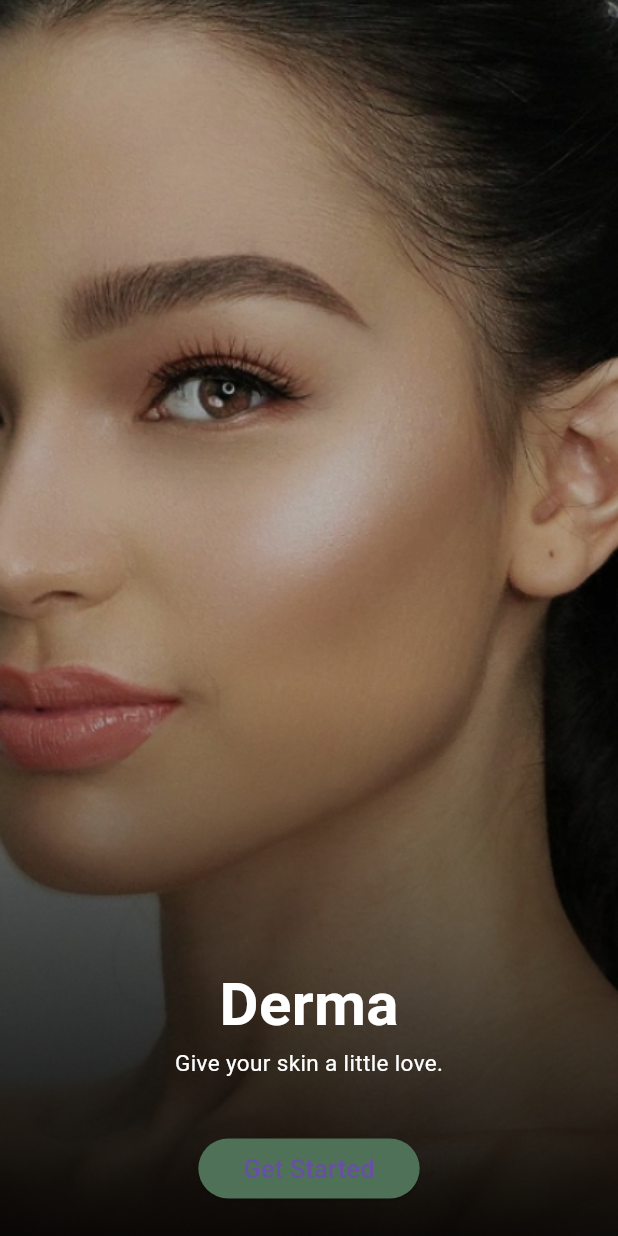
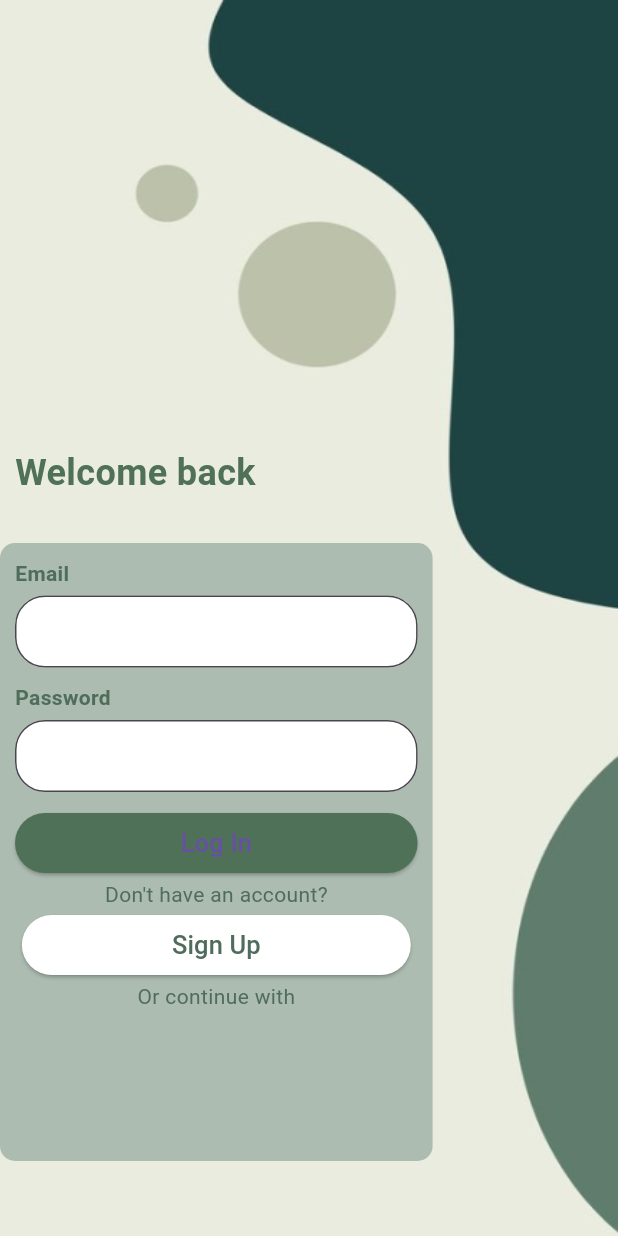
Before and after one commit to kusha2000/Derma_Skin_App, a Flutter app: the screen it shows after launch, after a tap on "Get Started", on a phone screen of 412 x 824 dp. Run offline on Flutter 3.47's test engine with Material 3 defaults, Android fonts, the phone set to English and light mode, and no system bars.

Commit message:
Login Page UI Created

```diff
--- /dev/null
+++ b/lib/login.dart
@@ -0,0 +1,148 @@
+import 'package:flutter/material.dart';
+
+class Login extends StatelessWidget {
+  const Login({Key? key}) : super(key: key);
+
+  @override
+  Widget build(BuildContext context) {
+    return Scaffold(
+      resizeToAvoidBottomInset: false,
+      body: ListView(
+        children: [
+          Container(
+            width: double.infinity,
+            height: MediaQuery.of(context).size.height,
+            padding: const EdgeInsets.only(bottom: 50.0),
+            decoration: const BoxDecoration(
+              image: DecorationImage(
+                image: AssetImage("images/signin.png"),
+                fit: BoxFit.fill,
+              ),
+            ),
+            child: Column(
+              mainAxisAlignment: MainAxisAlignment.end,
+              crossAxisAlignment: CrossAxisAlignment.start,
+              children: [
+                const Padding(
+                  padding: EdgeInsets.only(bottom: 10, left: 10),
+                  child: Text(
+                    "Welcome back",
+                    style: TextStyle(
+                      color: Color(0xFF4F7158),
+                      fontSize: 24,
+                      fontWeight: FontWeight.bold,
+                    ),
+                  ),
+                ),
+                const SizedBox(height: 20),
+                Align(
+                  alignment: Alignment.centerLeft,
+                  child: Container(
+                    padding: const EdgeInsets.all(10),
+                    height: MediaQuery.of(context).size.height * 0.5,
+                    width: MediaQuery.of(context).size.width * 0.7,
+                    decoration: BoxDecoration(
+                      color: const Color(0xFFACBCB1),
+                      borderRadius: BorderRadius.circular(10),
+                    ),
+                    child: Column(
+                      crossAxisAlignment: CrossAxisAlignment.stretch,
+                      children: [
+                        const Text(
+                          "Email",
+                          style: TextStyle(
+                            color: Color(0xFF506D5B),
+                            fontSize: 14,
+                            fontWeight: FontWeight.bold,
+                          ),
+                        ),
+                        const SizedBox(height: 5),
+                        TextFormField(
+                          decoration: InputDecoration(
+                            filled: true,
+                            fillColor: Colors.white,
+                            border: OutlineInputBorder(
+                              borderRadius: BorderRadius.circular(20.0),
+                            ),
+                            contentPadding: const EdgeInsets.symmetric(
+                                vertical: 12, horizontal: 10),
+                          ),
+                        ),
+                        const SizedBox(height: 10),
+                        const Text(
+                          "Password",
+                          style: TextStyle(
+                            color: Color(0xFF506D5B),
+                            fontSize: 14,
+                            fontWeight: FontWeight.bold,
+                          ),
+                        ),
+                        const SizedBox(height: 5),
+                        TextFormField(
+                          decoration: InputDecoration(
+                            filled: true,
+                            fillColor: Colors.white,
+                            border: OutlineInputBorder(
+                              borderRadius: BorderRadius.circular(20.0),
+                            ),
+                            contentPadding: const EdgeInsets.symmetric(
+                                vertical: 12, horizontal: 10),
+                          ),
+                        ),
+                        const SizedBox(height: 10),
+                        ElevatedButton(
+                          onPressed: () {},
+                          style: ElevatedButton.styleFrom(
+                            primary: const Color(0xFF4F7158),
+                            shape: RoundedRectangleBorder(
+                              borderRadius: BorderRadius.circular(20),
+                            ),
+                            padding:
+                                const EdgeInsets.symmetric(horizontal: 30.0),
+                          ),
+                          child: const Text("Log In",
+                              style: TextStyle(fontSize: 17)),
+                        ),
+                        Column(
+                          children: [
+                            const Text("Don't have an account?",
+                                style: TextStyle(
+                                  color: Color(0xFF506D5B),
+                                )),
+                            SizedBox(width: 5),
+                            ElevatedButton(
+                              onPressed: () {},
+                              style: ElevatedButton.styleFrom(
+                                primary: Colors.white,
+                                shape: RoundedRectangleBorder(
+                                  borderRadius: BorderRadius.circular(20),
+                                ),
+                                padding: const EdgeInsets.symmetric(
+                                    horizontal: 100.0),
+                              ),
+                              child: const Text(
+                                "Sign Up",
+                                style: TextStyle(
+                                  fontSize: 17,
+                                  color: Color(0xFF506D5B),
+                                ),
+                              ),
+                            ),
+                            const Text("Or continue with",
+                                style: TextStyle(
+                                  color: Color(0xFF506D5B),
+                                )),
+                          ],
+                        ),
+                      ],
+                    ),
+                  ),
+                ),
+              ],
+            ),
+          ),
+        ],
+      ),
+    );
+  }
+}
--- a/lib/main.dart
+++ b/lib/main.dart
@@ -1,16 +1,25 @@
 import 'package:flutter/material.dart';
+import 'package:derma_skin_app/login.dart';
 
 void main() {
   runApp(const MyApp());
 }
 
 class MyApp extends StatelessWidget {
-  const MyApp({super.key});
+  const MyApp({Key? key}) : super(key: key);
 
   @override
   Widget build(BuildContext context) {
     return MaterialApp(
-      home: Scaffold(
+      home: MainPage(),
+    );
+  }
+}
+
+class MainPage extends StatelessWidget {
+  @override
+  Widget build(BuildContext context) {
+    return Scaffold(
       body: Container(
         width: double.infinity,
         height: double.infinity,
@@ -47,7 +56,10 @@ class MyApp extends StatelessWidget {
               padding: const EdgeInsets.all(16.0),
               child: ElevatedButton(
                 onPressed: () {
-                      // Your onPressed function here
+                  Navigator.push(
+                    context,
+                    MaterialPageRoute(builder: (context) => const Login()),
+                  );
                 },
                 style: ElevatedButton.styleFrom(
                   primary: const Color(0xFF4F7158),
@@ -56,12 +68,12 @@ class MyApp extends StatelessWidget {
                   ),
                   padding: const EdgeInsets.symmetric(horizontal: 30.0),
                 ),
-                    child: const Text("Get Started",
-                        style: TextStyle(fontSize: 17)),
-                  )),
+                child:
+                    const Text("Get Started", style: TextStyle(fontSize: 17)),
+              ),
+            ),
             const SizedBox(height: 5),
           ],
-          ),
         ),
       ),
     );
```
Lines whose indentation alone changed are shown as unchanged.
